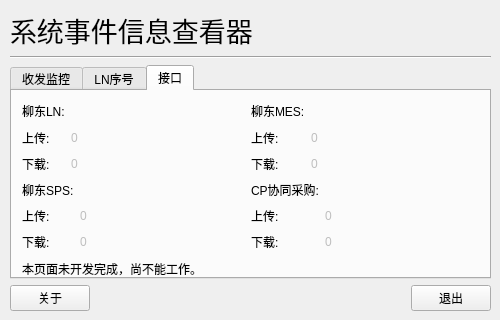
Above: System_Event_Watcher/UI_main.ui from ITX-Snowhare/Python_DFLZM_System_Event_Watcher before the change. Below: the same form after it.
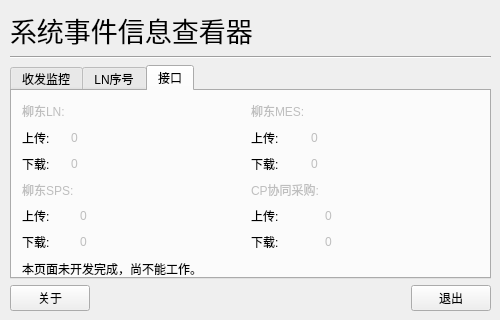
That is the form after the change. The open tabs and pages were chosen to show the change.

Commit message: 修复断线后界面不刷新的问题

Diff of the .ui file:
```diff
--- a/System_Event_Watcher/UI_main.ui
+++ b/System_Event_Watcher/UI_main.ui
@@ -492,6 +492,9 @@
           <layout class="QGridLayout" name="gridLayout_3">
            <item row="0" column="0">
             <widget class="QLabel" name="label_2">
+             <property name="enabled">
+              <bool>false</bool>
+             </property>
              <property name="text">
               <string>柳东LN:</string>
              </property>
@@ -550,6 +553,9 @@
           <layout class="QGridLayout" name="gridLayout_5">
            <item row="0" column="0">
             <widget class="QLabel" name="label_5">
+             <property name="enabled">
+              <bool>false</bool>
+             </property>
              <property name="text">
               <string>柳东MES:</string>
              </property>
@@ -608,6 +614,9 @@
           <layout class="QGridLayout" name="gridLayout_4">
            <item row="0" column="0">
             <widget class="QLabel" name="label_7">
+             <property name="enabled">
+              <bool>false</bool>
+             </property>
              <property name="text">
               <string>柳东SPS:</string>
              </property>
@@ -666,6 +675,9 @@
           <layout class="QGridLayout" name="gridLayout_6">
            <item row="0" column="0">
             <widget class="QLabel" name="label_8">
+             <property name="enabled">
+              <bool>false</bool>
+             </property>
              <property name="text">
               <string>CP协同采购:</string>
              </property>
```
Left out of the diff: 2 changed lines with no effect on the pictures. The commit also changes 4 other files.
